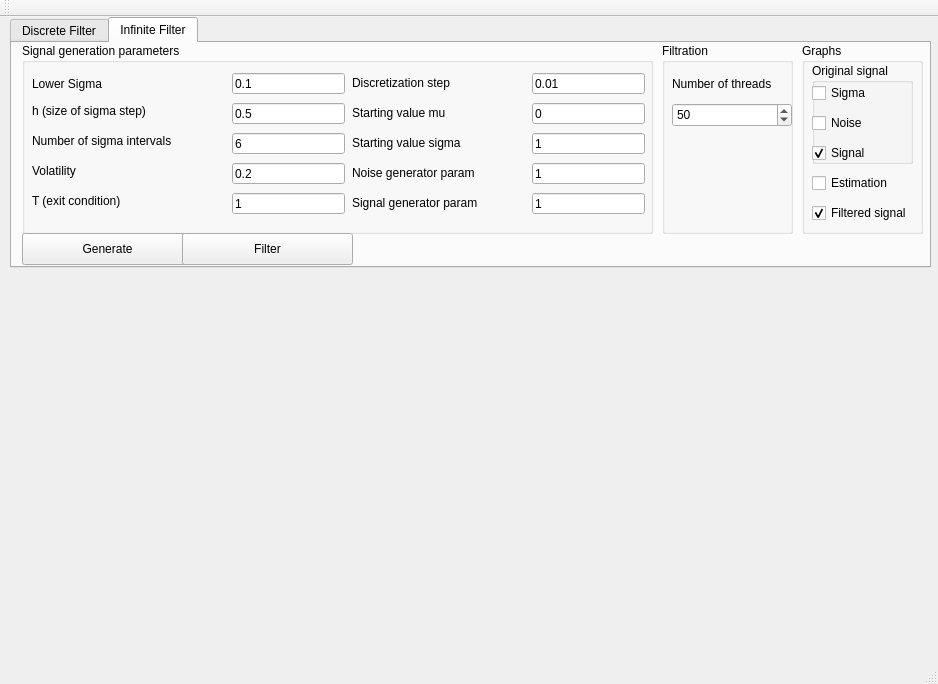
Old version of the form mainwindow.ui in the repository ilyamisyura/filtrationcomplex.
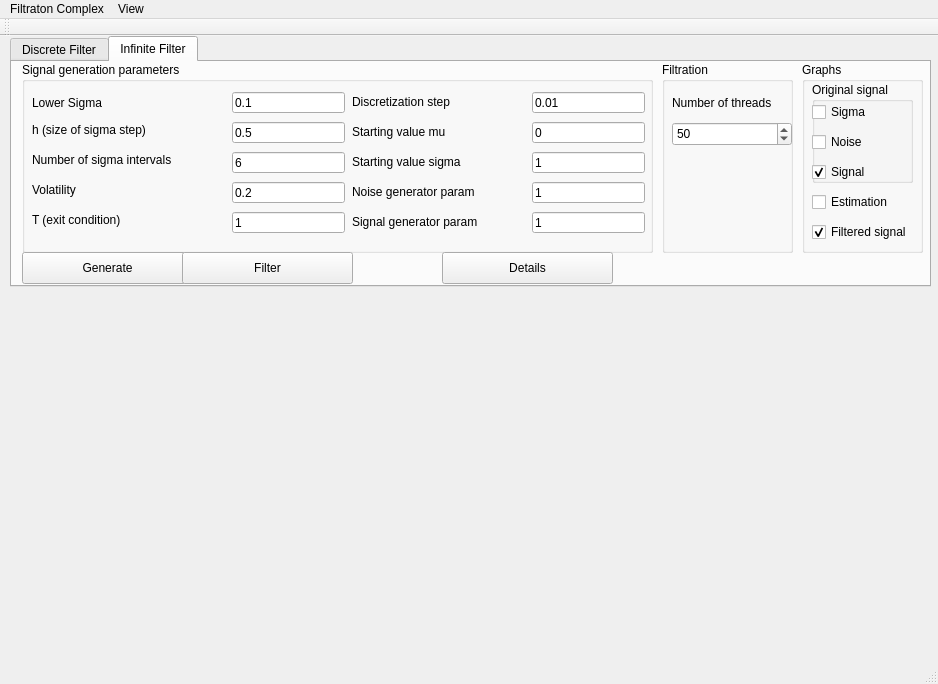
New version of the form. The open tabs and pages were chosen to show the change. Custom widgets are drawn as their Qt base class.

Commit message: details form is added and works

What changed in the file:
```diff
--- a/mainwindow.ui
+++ b/mainwindow.ui
@@ -671,6 +671,19 @@
        </property>
       </widget>
      </widget>
+     <widget class="QPushButton" name="DetailsButton">
+      <property name="geometry">
+       <rect>
+        <x>430</x>
+        <y>190</y>
+        <width>171</width>
+        <height>32</height>
+       </rect>
+      </property>
+      <property name="text">
+       <string>Details</string>
+      </property>
+     </widget>
     </widget>
    </widget>
    <widget class="QCustomPlot" name="plot" native="true">
@@ -693,6 +706,19 @@
      <height>22</height>
     </rect>
    </property>
+   <widget class="QMenu" name="menuFiltraton_Complex">
+    <property name="title">
+     <string>Filtraton Complex</string>
+    </property>
+   </widget>
+   <widget class="QMenu" name="menuView">
+    <property name="title">
+     <string>View</string>
+    </property>
+    <addaction name="actionDetails"/>
+   </widget>
+   <addaction name="menuFiltraton_Complex"/>
+   <addaction name="menuView"/>
   </widget>
   <widget class="QToolBar" name="mainToolBar">
    <attribute name="toolBarArea">
```
Left out of the diff: 14 changed lines with no effect on the pictures. The commit also changes 8 other files.
